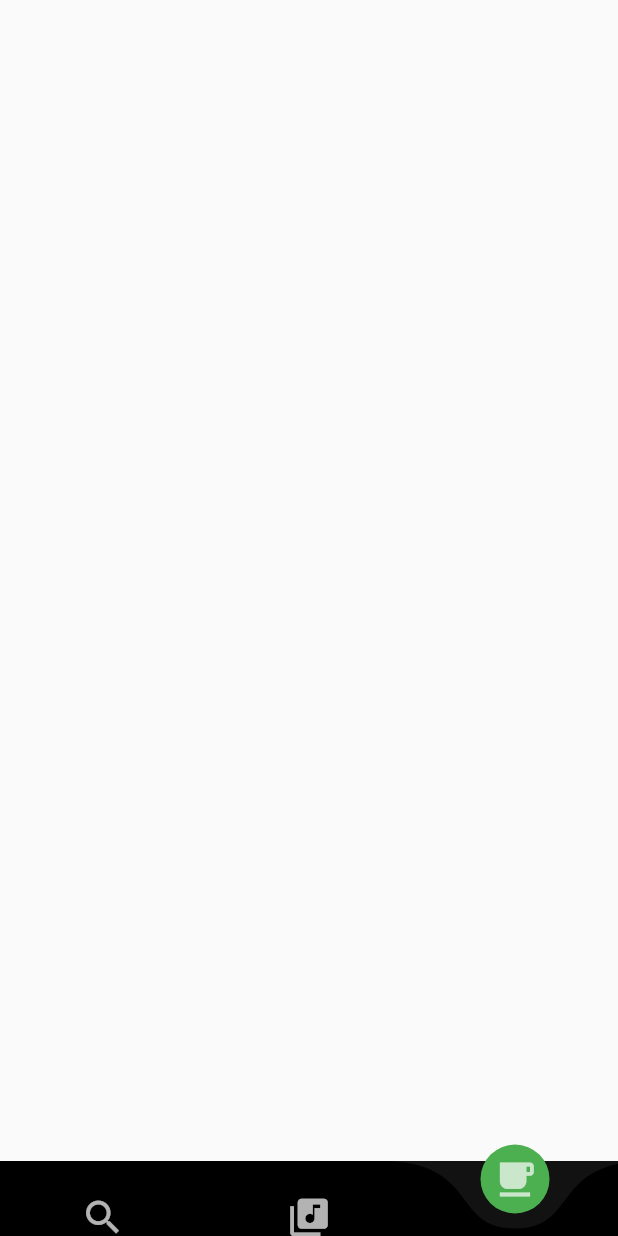
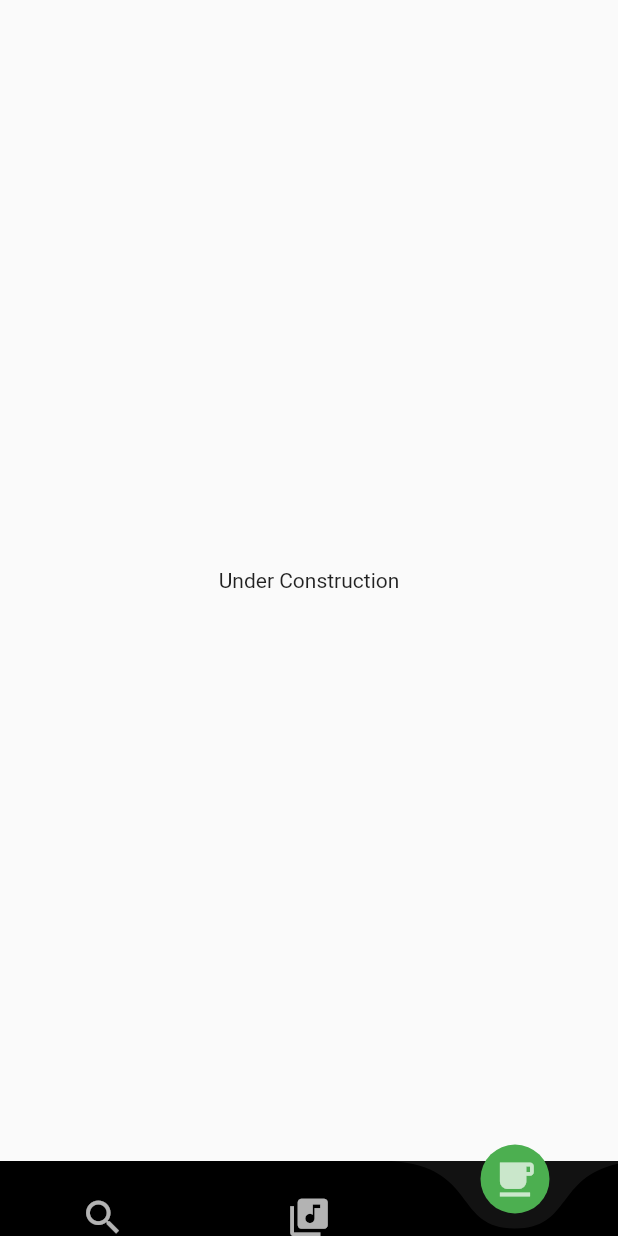
Before and after one commit to salemalem/widgetx_music_player_flutter, a Flutter app: the screen it shows after launch, item 3 of the bottom bar chosen, on a phone screen of 412 x 824 dp. Run offline on Flutter 3.47's test engine with Material 2 defaults, Android fonts, the phone set to English and light mode, and no system bars; drawn by our look-alikes of curved_navigation_bar; our stand-ins replace audioplayers; missing offline and left inert: flutter_seekbar.

Commit message:
for production

```diff
--- a/lib/main.dart
+++ b/lib/main.dart
@@ -83,6 +83,21 @@ swapBodyWidget(page) {
     widget = searchMusic;
   } else if (page == 1) {
     widget = localMusicList;
+  } else if (page == 2) {
+    widget = UnderConstruction();
   }
   return widget;
 }
+
+class UnderConstruction extends StatelessWidget {
+  @override
+  Widget build(BuildContext context) {
+    return Container(
+      child: Center(
+        child: Text(
+          'Under Construction'
+        ),
+      ),
+    );
+  }
+}
```
Also changed, not shown: lib/downloaded_music/LocalMusicList.dart (+63 -11 lines), lib/search_music/main.dart (+7 -1 lines).
